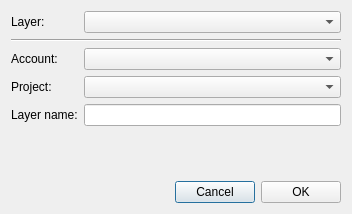
gis-support/DIVI-QGIS-Plugin, file dialogs/import_dialog.ui: the form before one commit.
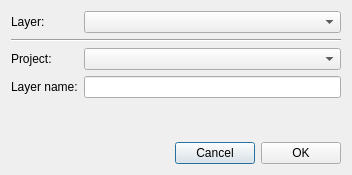
The form after the commit.

Commit message: New account engine in DIVI

Patch:
```diff
--- a/dialogs/import_dialog.ui
+++ b/dialogs/import_dialog.ui
@@ -7,7 +7,7 @@
     <x>0</x>
     <y>0</y>
     <width>352</width>
-    <height>214</height>
+    <height>175</height>
    </rect>
   </property>
   <property name="windowTitle">
@@ -19,6 +19,9 @@
   <layout class="QVBoxLayout" name="verticalLayout">
    <item>
     <layout class="QFormLayout" name="formLayout">
+     <property name="fieldGrowthPolicy">
+      <enum>QFormLayout::AllNonFixedFieldsGrow</enum>
+     </property>
      <item row="0" column="0">
       <widget class="QLabel" name="label">
        <property name="text">
@@ -44,30 +47,13 @@
       </widget>
      </item>
      <item row="2" column="0">
-      <widget class="QLabel" name="label_2">
-       <property name="text">
-        <string>Account:</string>
-       </property>
-      </widget>
-     </item>
-     <item row="2" column="1">
-      <widget class="QComboBox" name="cmbAccounts">
-       <property name="sizePolicy">
-        <sizepolicy hsizetype="MinimumExpanding" vsizetype="Fixed">
-         <horstretch>0</horstretch>
-         <verstretch>0</verstretch>
-        </sizepolicy>
-       </property>
-      </widget>
-     </item>
-     <item row="3" column="0">
       <widget class="QLabel" name="label_3">
        <property name="text">
         <string>Project:</string>
        </property>
       </widget>
      </item>
-     <item row="3" column="1">
+     <item row="2" column="1">
       <widget class="QComboBox" name="cmbProjects">
        <property name="sizePolicy">
         <sizepolicy hsizetype="MinimumExpanding" vsizetype="Fixed">
@@ -77,14 +63,14 @@
        </property>
       </widget>
      </item>
-     <item row="4" column="0">
+     <item row="3" column="0">
       <widget class="QLabel" name="label_4">
        <property name="text">
         <string>Layer name:</string>
        </property>
       </widget>
      </item>
-     <item row="4" column="1">
+     <item row="3" column="1">
       <widget class="QLineEdit" name="eLayerName">
        <property name="sizePolicy">
         <sizepolicy hsizetype="MinimumExpanding" vsizetype="Fixed">
```
The commit also changes 4 other files.
